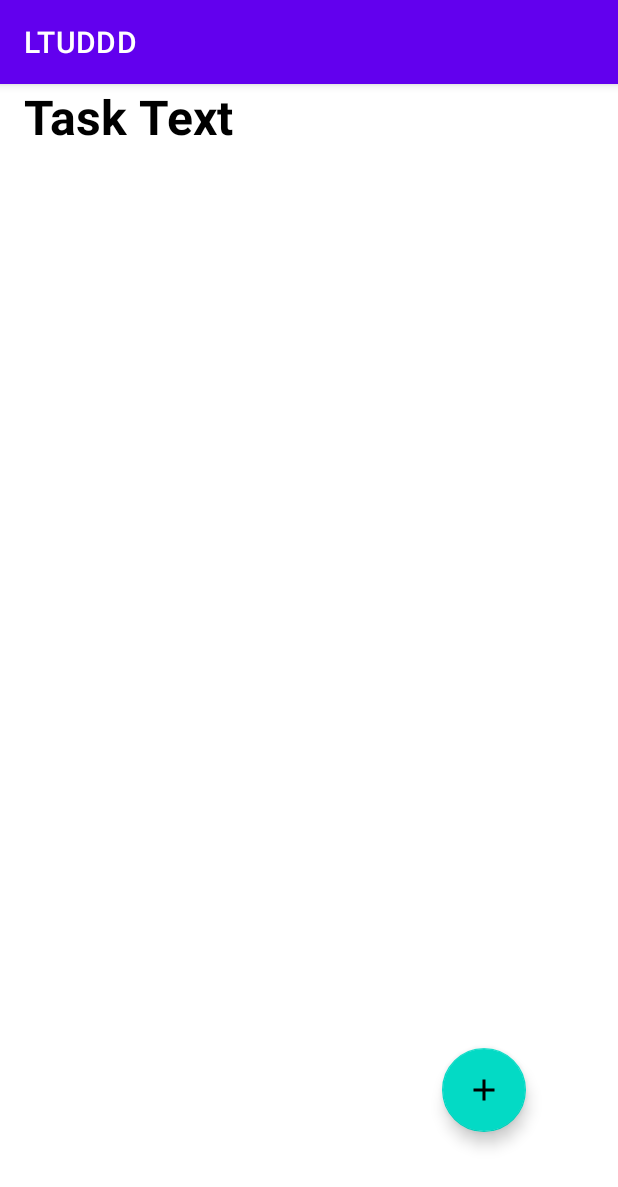
After one commit to LvNammm/LTPhone, an Android app: the NewTasks screen opened directly, with no data from a screen before it, on a phone screen of 412 x 824 dp. The commit adds this screen. Shown: the top 1187 px of the screen. Run offline under Robolectric (Android 15) with nearby library versions, the phone set to English and light mode, and no system bars.

Commit message:
khung new task

```diff
--- a/app/build.gradle
+++ b/app/build.gradle
@@ -41,4 +41,6 @@ dependencies {
     testImplementation 'junit:junit:4.13.2'
     androidTestImplementation 'androidx.test.ext:junit:1.1.5'
     androidTestImplementation 'androidx.test.espresso:espresso-core:3.5.1'
+    implementation 'androidx.recyclerview:recyclerview:1.1.0'
+    implementation 'com.google.android.material:material:1.1.0'
 }
--- /dev/null
+++ b/app/src/main/java/com/example/ltuddd/NewTasks.java
@@ -0,0 +1,13 @@
+package com.example.ltuddd;
+
+import androidx.appcompat.app.AppCompatActivity;
+import android.os.Bundle;
+
+public class NewTasks extends AppCompatActivity {
+
+    @Override
+    protected void onCreate(Bundle savedInstanceState) {
+        super.onCreate(savedInstanceState);
+        setContentView(R.layout.activity_new_tasks);
+    }
+}
--- /dev/null
+++ b/app/src/main/res/drawable/baseline_add.xml
@@ -0,0 +1,5 @@
+<vector android:height="32dp" android:tint="#FFFFFF"
+    android:viewportHeight="24" android:viewportWidth="24"
+    android:width="32dp" xmlns:android="http://schemas.android.com/apk/res/android">
+    <path android:fillColor="@android:color/white" android:pathData="M19,13h-6v6h-2v-6H5v-2h6V5h2v6h6v2z"/>
+</vector>
--- /dev/null
+++ b/app/src/main/res/drawable/baseline_check.xml
@@ -0,0 +1,5 @@
+<vector android:height="32dp" android:tint="#FFFFFF"
+    android:viewportHeight="24" android:viewportWidth="24"
+    android:width="32dp" xmlns:android="http://schemas.android.com/apk/res/android">
+    <path android:fillColor="@android:color/white" android:pathData="M9,16.17L4.83,12l-1.42,1.41L9,19 21,7l-1.41,-1.41z"/>
+</vector>
--- /dev/null
+++ b/app/src/main/res/layout/activity_new_tasks.xml
@@ -0,0 +1,38 @@
+<?xml version="1.0" encoding="utf-8"?>
+<RelativeLayout xmlns:android="http://schemas.android.com/apk/res/android"
+    android:layout_width="match_parent"
+    android:layout_height="match_parent"
+    xmlns:app="http://schemas.android.com/apk/res-auto">
+
+    <TextView
+        android:id="@+id/taskText"
+        android:layout_width="wrap_content"
+        android:layout_height="wrap_content"
+        android:textStyle="bold"
+        android:text="Task Text"
+        android:textColor="@android:color/black"
+        android:layout_marginBottom="16dp"
+        android:layout_marginStart="16dp"
+        android:layout_marginEnd="16dp"
+        android:textSize="32sp"/>
+
+    <androidx.recyclerview.widget.RecyclerView
+        android:id="@+id/taskRecyclerView"
+        android:layout_width="match_parent"
+        android:layout_height="match_parent"
+        android:layout_below="@+id/taskText"
+        app:layoutManager="androidx.recyclerview.widget.LinearLayoutManager"
+        android:nestedScrollingEnabled="true"/>
+
+    <com.google.android.material.floatingactionbutton.FloatingActionButton
+        android:id="@+id/fab"
+        android:layout_width="wrap_content"
+        android:layout_height="wrap_content"
+        android:layout_alignParentEnd="true"
+        android:layout_alignParentBottom="true"
+        android:layout_marginEnd="61dp"
+        android:layout_marginBottom="69dp"
+        android:src="@drawable/baseline_add"
+        />
+
+</RelativeLayout>
```
Also changed, not shown: app/src/main/AndroidManifest.xml (+17 -4 lines), app/src/main/java/com/example/ltuddd/Adapter/TodoAdapter.java (added, +58 -0 lines), app/src/main/java/com/example/ltuddd/MainActivity.java (+33 -51 lines), app/src/main/java/com/example/ltuddd/Model/ToDoModel.java (added, +30 -0 lines), app/src/main/java/com/example/ltuddd/SplashActivity.java (added, +26 -0 lines), app/src/main/java/com/example/ltuddd/Utils/DatabaseHandler.java (added, +96 -0 lines), app/src/main/res/layout/activity_splash.xml (added, +15 -0 lines), app/src/main/res/layout/new_task.xml (added, +27 -0 lines), app/src/main/res/layout/task_layout.xml (added, +26 -0 lines), app/src/main/res/drawable/icon.png (added).
